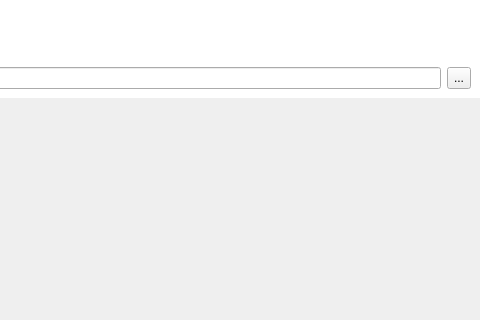
First picture: the form in src/mainwindow.ui, repository envsh/qTox, before the edit; both pictures show x 295 to 775 and y 0 to 320 of the 775 by 420 pixel window.
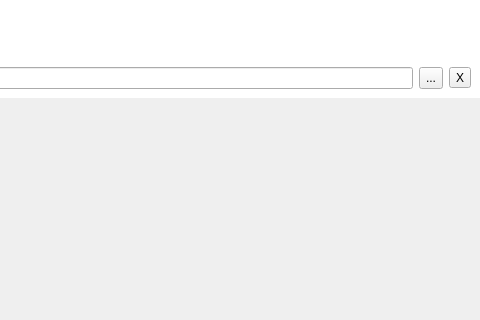
Second picture: the form after the edit. Icons and pictures are not drawn. Custom widgets are drawn as their Qt base class.

Commit message: add clear empty group button

Diff of the .ui file:
```diff
--- a/src/mainwindow.ui
+++ b/src/mainwindow.ui
@@ -331,6 +331,13 @@
                </property>
               </widget>
              </item>
+             <item>
+              <widget class="QToolButton" name="clearEmptyGroup">
+               <property name="text">
+                <string>X</string>
+               </property>
+              </widget>
+             </item>
             </layout>
            </item>
           </layout>
```
The commit also changes 4 other files.
